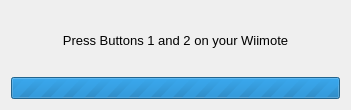
Old version of the form stuff/pbar.ui in the repository pnegre/python-whiteboard.
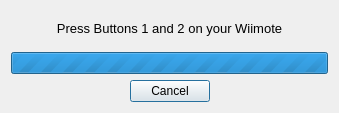
New version of the form.

Commit message: Added cancel button to connecting dialog. Default autoconnect=yes

```diff
--- a/stuff/pbar.ui
+++ b/stuff/pbar.ui
@@ -6,8 +6,8 @@
    <rect>
     <x>0</x>
     <y>0</y>
-    <width>351</width>
-    <height>110</height>
+    <width>339</width>
+    <height>113</height>
    </rect>
   </property>
   <property name="sizePolicy">
@@ -18,40 +18,81 @@
   </property>
   <property name="minimumSize">
    <size>
-    <width>351</width>
-    <height>110</height>
+    <width>339</width>
+    <height>0</height>
    </size>
   </property>
   <property name="maximumSize">
    <size>
-    <width>351</width>
-    <height>110</height>
+    <width>339</width>
+    <height>113</height>
    </size>
   </property>
   <property name="windowTitle">
    <string>Progress...</string>
   </property>
   <layout class="QGridLayout" name="gridLayout">
-   <item row="1" column="0">
-    <widget class="QProgressBar" name="progressBar">
-     <property name="maximum">
-      <number>0</number>
-     </property>
-     <property name="value">
-      <number>-1</number>
-     </property>
-    </widget>
-   </item>
    <item row="0" column="0">
-    <widget class="QLabel" name="label">
-     <property name="text">
-      <string>&lt;!DOCTYPE HTML PUBLIC &quot;-//W3C//DTD HTML 4.0//EN&quot; &quot;http://www.w3.org/TR/REC-html40/strict.dtd&quot;&gt;
+    <layout class="QVBoxLayout" name="verticalLayout">
+     <item>
+      <widget class="QLabel" name="label">
+       <property name="text">
+        <string>&lt;!DOCTYPE HTML PUBLIC &quot;-//W3C//DTD HTML 4.0//EN&quot; &quot;http://www.w3.org/TR/REC-html40/strict.dtd&quot;&gt;
 &lt;html&gt;&lt;head&gt;&lt;meta name=&quot;qrichtext&quot; content=&quot;1&quot; /&gt;&lt;style type=&quot;text/css&quot;&gt;
 p, li { white-space: pre-wrap; }
 &lt;/style&gt;&lt;/head&gt;&lt;body style=&quot; font-family:'Sans'; font-size:10pt; font-weight:400; font-style:normal;&quot;&gt;
 &lt;p align=&quot;center&quot; style=&quot; margin-top:0px; margin-bottom:0px; margin-left:0px; margin-right:0px; -qt-block-indent:0; text-indent:0px;&quot;&gt;Press Buttons 1 and 2 on your Wiimote&lt;/p&gt;&lt;/body&gt;&lt;/html&gt;</string>
-     </property>
-    </widget>
+       </property>
+      </widget>
+     </item>
+     <item>
+      <widget class="QProgressBar" name="progressBar">
+       <property name="maximum">
+        <number>0</number>
+       </property>
+       <property name="value">
+        <number>-1</number>
+       </property>
+      </widget>
+     </item>
+     <item>
+      <layout class="QHBoxLayout" name="horizontalLayout">
+       <item>
+        <spacer name="horizontalSpacer">
+         <property name="orientation">
+          <enum>Qt::Horizontal</enum>
+         </property>
+         <property name="sizeHint" stdset="0">
+          <size>
+           <width>40</width>
+           <height>20</height>
+          </size>
+         </property>
+        </spacer>
+       </item>
+       <item>
+        <widget class="QPushButton" name="butCancel">
+         <property name="text">
+          <string>Cancel</string>
+         </property>
+        </widget>
+       </item>
+       <item>
+        <spacer name="horizontalSpacer_2">
+         <property name="orientation">
+          <enum>Qt::Horizontal</enum>
+         </property>
+         <property name="sizeHint" stdset="0">
+          <size>
+           <width>40</width>
+           <height>20</height>
+          </size>
+         </property>
+        </spacer>
+       </item>
+      </layout>
+     </item>
+    </layout>
    </item>
   </layout>
  </widget>
```
The commit also changes 2 other files.
